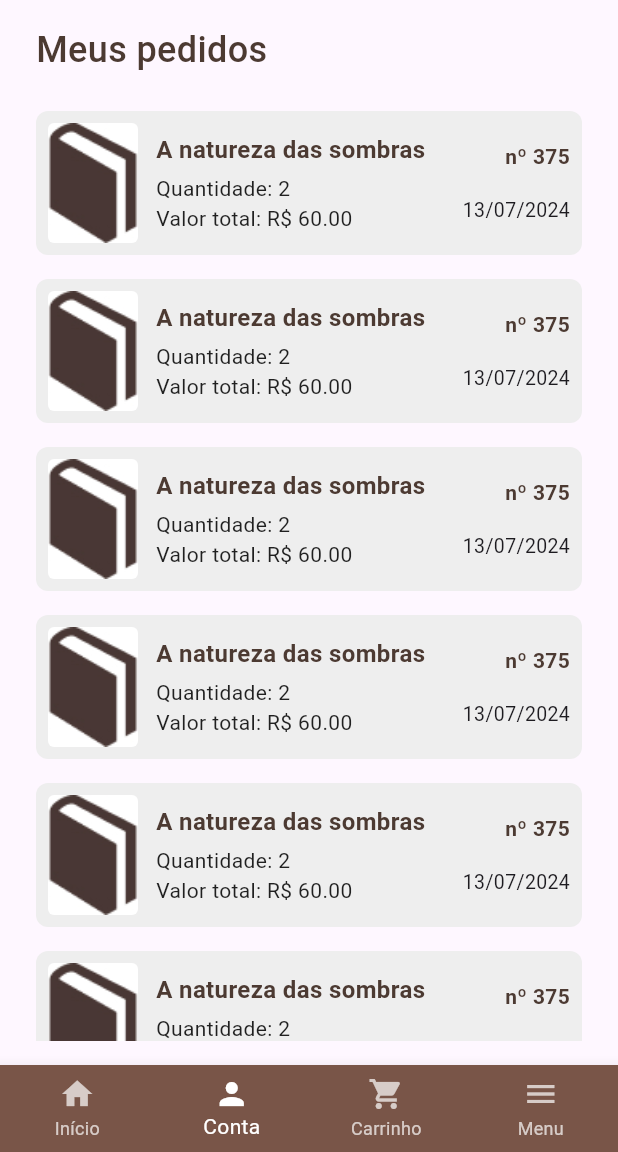
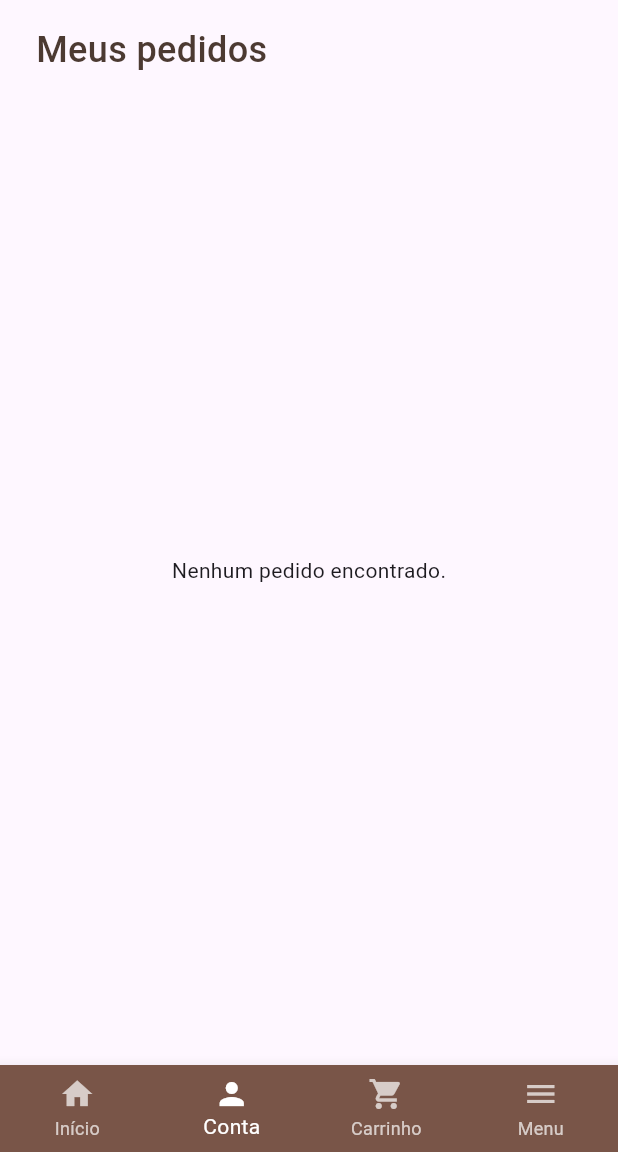
Before and after one commit to FelRG/ecommercelivros-app, a Flutter app: the MeusPedidosPage screen opened directly, on a phone screen of 412 x 824 dp, the part 84-1236 px from its top. Run offline on Flutter 3.47's test engine with Material 3 defaults, Android fonts, the light colour scheme and no system bars; our stand-ins replace shared_preferences, sqflite; accounts and stored records are empty.

Commit message:
funcao visualizar pedidos em andamento

```diff
--- a/front_ecommercelivros/lib/pages/meus_pedidos_page.dart
+++ b/front_ecommercelivros/lib/pages/meus_pedidos_page.dart
@@ -4,10 +4,43 @@ import 'package:front_ecommercelivros/widgets/livrolumina_bottomnav.dart';
 import 'package:front_ecommercelivros/pages/home_page.dart';
 import 'package:front_ecommercelivros/pages/carrinho_page.dart';
 import 'package:front_ecommercelivros/pages/menu_page.dart';
-import 'package:front_ecommercelivros/widgets/pedido_card.dart'; // widget criado
+import 'package:front_ecommercelivros/widgets/pedido_card.dart';
+import 'package:shared_preferences/shared_preferences.dart';
 
-class MeusPedidosPage extends StatelessWidget {
+import '../persistence/compra_dao.dart'; // widget criado
+
+class MeusPedidosPage extends StatefulWidget {
   const MeusPedidosPage({super.key});
+
+  @override
+  State<MeusPedidosPage> createState() => _MeusPedidosPageState();
+}
+
+class _MeusPedidosPageState extends State<MeusPedidosPage> {
+  List<Map<String, dynamic>> pedidos = [];
+
+  @override
+  void initState() {
+    super.initState();
+    _carregarPedidos();
+  }
+
+  Future<void> _carregarPedidos() async {
+    final prefs = await SharedPreferences.getInstance();
+    final usuarioId = prefs.getInt('usuario_id');
+
+    if (usuarioId == null) {
+      // Tratar usuário não logado, por exemplo, mostrando mensagem ou redirecionando
+      return;
+    }
+
+    final compraDao = CompraDao();
+    final dadosPedidos = await compraDao.getComprasUsuario(usuarioId);
+
+    setState(() {
+      pedidos = dadosPedidos;
+    });
+  }
 
   @override
   Widget build(BuildContext context) {
@@ -28,16 +61,19 @@ class MeusPedidosPage extends StatelessWidget {
             ),
             const SizedBox(height: 16),
             Expanded(
-              child: ListView.builder(
-                itemCount: 6, // exemplo com 6 pedidos
+              child: pedidos.isEmpty
+                  ? const Center(child: Text('Nenhum pedido encontrado.'))
+                  : ListView.builder(
+                itemCount: pedidos.length,
                 itemBuilder: (context, index) {
-                  return const PedidoCard(
-                    imagemUrl: 'assets/images/iconelivro.jpg',
-                    titulo: 'A natureza das sombras',
-                    quantidade: 2,
-                    valorTotal: 60.00,
-                    numeroPedido: 375,
-                    data: '13/07/2024',
+                  final pedido = pedidos[index];
+                  return PedidoCard(
+                    imagemUrl: pedido['imagemUrl'] ?? 'assets/images/iconelivro.jpg',
+                    titulo: pedido['titulo'] ?? 'Pedido sem título',
+                    quantidade: pedido['quantidade_total'] ?? 0,
+                    valorTotal: pedido['total']?.toDouble() ?? 0,
+                    numeroPedido: pedido['compra_id'],
+                    data: pedido['data_compra'] ?? '',
                   );
                 },
               ),
--- a/front_ecommercelivros/lib/persistence/carrinho_dao.dart
+++ b/front_ecommercelivros/lib/persistence/carrinho_dao.dart
@@ -20,4 +20,5 @@ class CarrinhoDao {
       WHERE c.usuario_id = ?
     ''', [usuarioId]);
   }
+
 }
--- a/front_ecommercelivros/lib/widgets/produto_card_carrinho.dart
+++ b/front_ecommercelivros/lib/widgets/produto_card_carrinho.dart
@@ -1,6 +1,7 @@
 import 'package:flutter/material.dart';
 
 class ProdutoCardCarrinho extends StatefulWidget {
+  final int id;
   final String titulo;
   final double preco;
   final String imagemUrl;
@@ -10,6 +11,7 @@ class ProdutoCardCarrinho extends StatefulWidget {
 
   const ProdutoCardCarrinho({
     super.key,
+    required this.id,
     required this.titulo,
     required this.preco,
     required this.imagemUrl,
--- a/front_ecommercelivros/pubspec.yaml
+++ b/front_ecommercelivros/pubspec.yaml
@@ -34,6 +34,7 @@ dependencies:
   path: ^1.9.0
   location: ^5.0.3
   shared_preferences: ^2.2.2
+  intl: ^0.18.1
 
   # The following adds the Cupertino Icons font to your application.
   # Use with the CupertinoIcons class for iOS style icons.
```
Also changed, not shown: front_ecommercelivros/lib/pages/carrinho_page.dart (+23 -2 lines), front_ecommercelivros/lib/persistence/compra_dao.dart (added, +67 -0 lines), front_ecommercelivros/lib/widgets/pedido_card.dart (+36 -7 lines), front_ecommercelivros/pubspec.lock.
